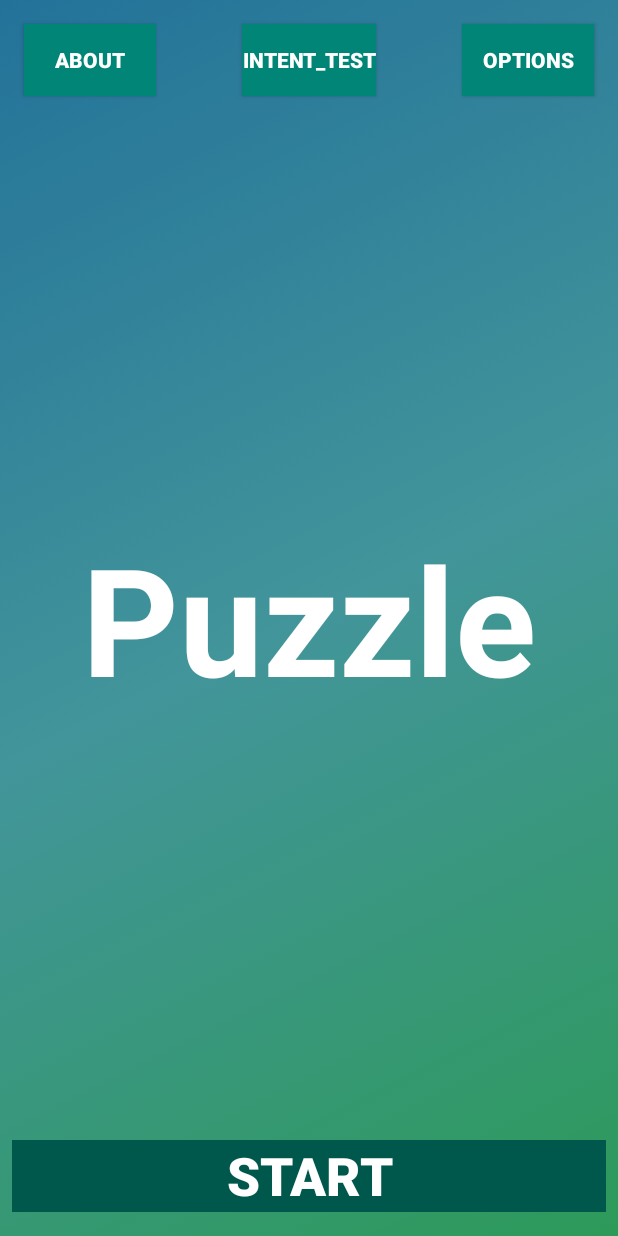
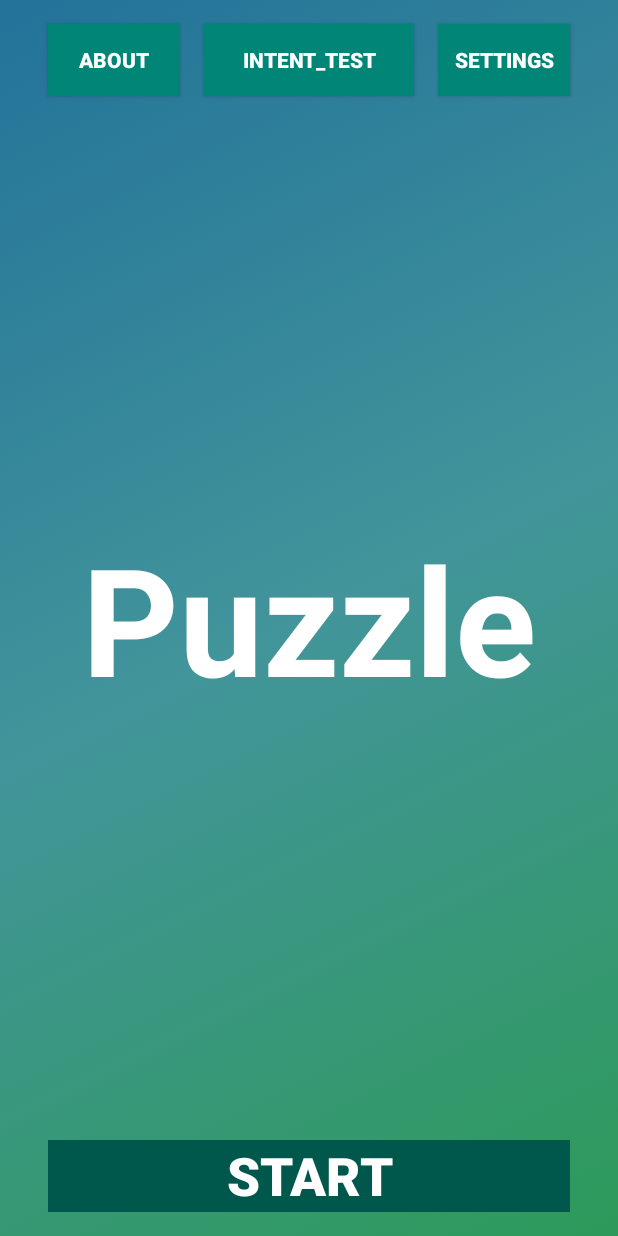
Before and after one commit to Bogdanisar/Puzzle, an Android app: the screen it shows after launch (MainActivity), on a phone screen of 412 x 824 dp. Run offline under Robolectric (Android 15) with nearby library versions, the phone set to English and light mode, and no system bars.

Commit message:
Finished design for game options activity

```diff
--- a/app/src/main/java/com/example/puzzle/MainActivity.java
+++ b/app/src/main/java/com/example/puzzle/MainActivity.java
@@ -27,4 +27,9 @@ public class MainActivity extends AppCompatActivity {
 //        startActivityForResult(intent, TEXT_REQUEST);
         startActivity(intent);
     }
+
+    public void startGame(View view) {
+        Intent intent = new Intent(this, GameOptions.class);
+        startActivity(intent);
+    }
 }
--- a/app/src/main/res/layout/activity_main.xml
+++ b/app/src/main/res/layout/activity_main.xml
@@ -15,7 +15,7 @@
         android:fitsSystemWindows="true"
         android:text="Puzzle"
         android:textAllCaps="false"
-        android:textAppearance="@style/TextAppearance.AppCompat.Display3"
+        android:textAppearance="@style/TextAppearance.AppCompat.Large"
         android:textColor="#FFFFFF"
         android:textSize="100dp"
         android:textStyle="bold"
@@ -28,8 +28,8 @@
         android:id="@+id/buttonAbout"
         android:layout_width="wrap_content"
         android:layout_height="wrap_content"
-        android:layout_marginStart="16dp"
-        android:layout_marginLeft="16dp"
+        android:layout_marginStart="32dp"
+        android:layout_marginLeft="32dp"
         android:layout_marginTop="16dp"
         android:background="@color/colorPrimary"
         android:text="about"
@@ -39,14 +39,14 @@
         app:layout_constraintTop_toTopOf="parent" />
 
     <Button
-        android:id="@+id/buttonOptions"
+        android:id="@+id/buttonSettings"
         android:layout_width="wrap_content"
         android:layout_height="wrap_content"
         android:layout_marginTop="16dp"
-        android:layout_marginEnd="16dp"
-        android:layout_marginRight="16dp"
+        android:layout_marginEnd="32dp"
+        android:layout_marginRight="32dp"
         android:background="@color/colorPrimary"
-        android:text="options"
+        android:text="settings"
         android:textColor="@android:color/white"
         android:textStyle="bold"
         app:layout_constraintEnd_toEndOf="parent"
@@ -57,10 +57,10 @@
         style="@style/Widget.AppCompat.Button.Borderless"
         android:layout_width="0dp"
         android:layout_height="wrap_content"
-        android:layout_marginStart="8dp"
-        android:layout_marginLeft="8dp"
-        android:layout_marginEnd="8dp"
-        android:layout_marginRight="8dp"
+        android:layout_marginStart="32dp"
+        android:layout_marginLeft="32dp"
+        android:layout_marginEnd="32dp"
+        android:layout_marginRight="32dp"
         android:layout_marginBottom="16dp"
         android:background="@color/colorPrimaryDark"
         android:paddingLeft="10sp"
@@ -71,11 +71,12 @@
         android:textStyle="bold"
         app:layout_constraintBottom_toBottomOf="parent"
         app:layout_constraintEnd_toEndOf="parent"
-        app:layout_constraintStart_toStartOf="parent" />
+        app:layout_constraintStart_toStartOf="parent"
+        android:onClick="startGame"/>
 
     <Button
         android:id="@+id/buttonIntentTest"
-        android:layout_width="wrap_content"
+        android:layout_width="0dp"
         android:layout_height="wrap_content"
         android:layout_marginStart="16dp"
         android:layout_marginLeft="16dp"
@@ -83,12 +84,12 @@
         android:layout_marginEnd="16dp"
         android:layout_marginRight="16dp"
         android:background="@color/colorPrimary"
+        android:onClick="test"
         android:text="intent_test"
         android:textColor="@android:color/white"
         android:textStyle="bold"
-        app:layout_constraintEnd_toStartOf="@+id/buttonOptions"
+        app:layout_constraintEnd_toStartOf="@+id/buttonSettings"
         app:layout_constraintStart_toEndOf="@+id/buttonAbout"
-        app:layout_constraintTop_toTopOf="parent"
-        android:onClick="test"/>
+        app:layout_constraintTop_toTopOf="parent" />
 
 </android.support.constraint.ConstraintLayout>
```
Also changed, not shown: app/src/main/java/com/example/puzzle/GameOptions.java (+9 -0 lines), app/src/main/res/layout/activity_game_options.xml (+72 -2 lines), app/src/main/res/values/styles.xml (+8 -0 lines).
